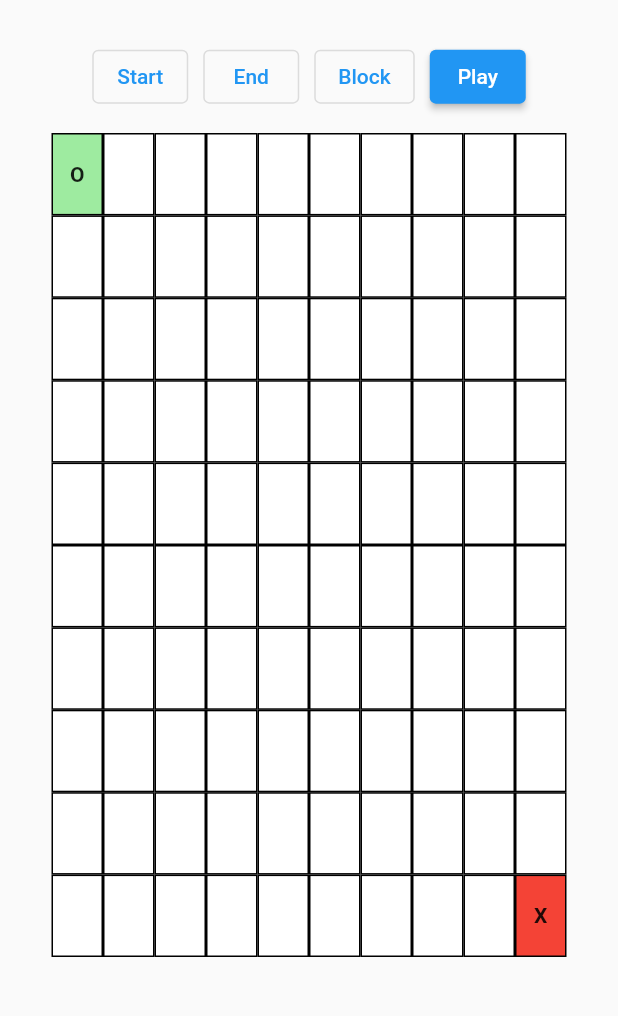
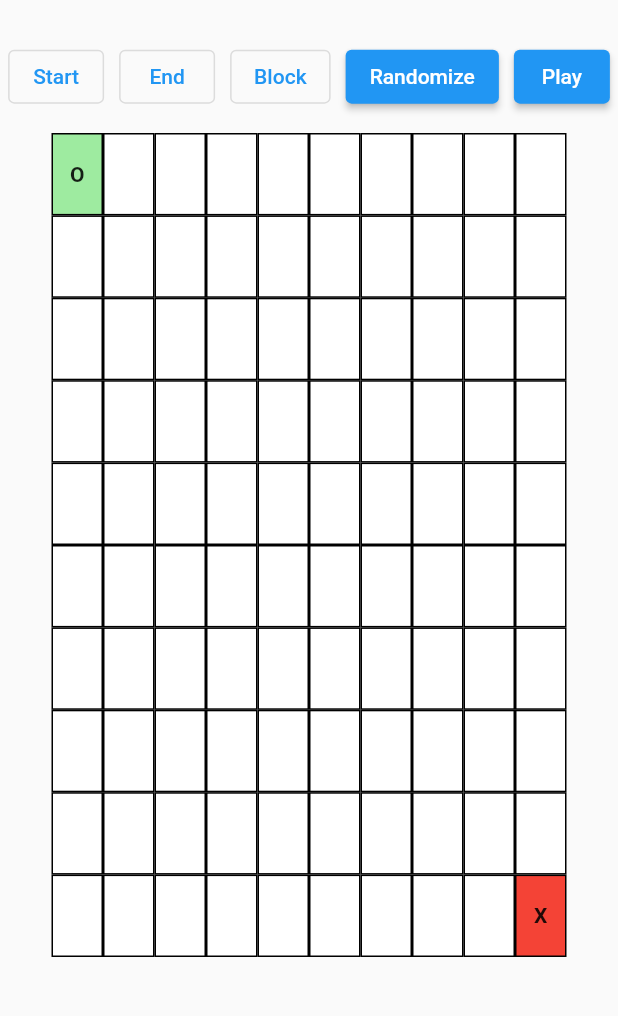
Before and after one commit to dhairyajoshi/BFS-Visualizer, a Flutter app: the screen it shows after launch, on a phone screen of 412 x 824 dp, the part 73-1089 px from its top. Run offline on Flutter 3.47's test engine with Material 2 defaults, Android fonts, the phone set to English and light mode, and no system bars; our stand-ins replace equatable, flutter_bloc.

Commit message:
added option to randomize board

```diff
--- a/lib/bloc/gamebloc.dart
+++ b/lib/bloc/gamebloc.dart
@@ -41,6 +41,8 @@ class CellClickEvent extends AppEvent {
   CellClickEvent(this.i, this.j);
 }
 
+class RandomizeEvent extends AppEvent {}
+
 class TogglePlayEvent extends AppEvent {}
 
 class GameBloc extends Bloc<AppEvent, AppState> {
@@ -54,10 +56,10 @@ class GameBloc extends Bloc<AppEvent, AppState> {
     [0, -1],
     [1, 0],
     [-1, 0],
-    // [1, 1],
-    // [1, -1],
-    // [-1, 1],
-    // [-1, -1],
+    [1, 1],
+    [1, -1],
+    [-1, 1],
+    [-1, -1],
   ];
   List<int> startLoc = [], endLoc = [];
   bool play = false, start = false, end = false, block = false;
@@ -148,6 +150,25 @@ class GameBloc extends Bloc<AppEvent, AppState> {
       },
     );
 
+    on<RandomizeEvent>(
+      (event, emit) {
+        emit(GameLoadingState());
+        for (int i = 0; i < rows; i++) {
+          for (int j = 0; j < cols; j++) {
+            if (grid[i][j] == ' ' || grid[i][j] == '#') {
+              grid[i][j] = (['#', ' ', ' ']..shuffle())[0];
+              if (grid[i][j] == '#') {
+                clr[i][j] = Color.fromARGB(255, 222, 212, 120);
+              } else {
+                clr[i][j] = Colors.white;
+              }
+            }
+          }
+        }
+        emit(GameLoadedState(play, start, end, block, grid, clr, rows, cols));
+      },
+    );
+
     on<TogglePlayEvent>(
       (event, emit) async {
         if (play) {
--- a/lib/screens/gamescreen.dart
+++ b/lib/screens/gamescreen.dart
@@ -114,11 +114,21 @@ class GameScreen extends StatelessWidget {
                                 width: 10,
                               ),
                               ElevatedButton(
+                                  onPressed: state.play
+                                      ? null
+                                      : (() =>
+                                          BlocProvider.of<GameBloc>(context)
+                                              .add(RandomizeEvent())),
+                                  child: Text('Randomize')),
+                              SizedBox(
+                                width: 10,
+                              ),
+                              ElevatedButton(
                                   onPressed: (() =>
                                       BlocProvider.of<GameBloc>(context)
                                           .add(TogglePlayEvent())),
                                   child:
-                                      state.play ? Text('Stop') : Text('Play'))
+                                      state.play ? Text('Stop') : Text('Play')),
                             ],
                           )
                         ],
```
